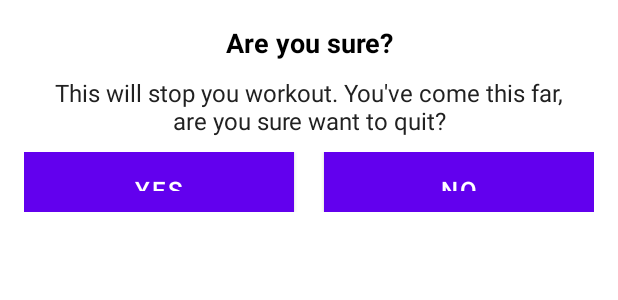
After one commit to nitinporwal/7MinuteWorkout, an Android app: the layout dialog_custom_back_confirmation.xml on its own in the app's theme, with its tools: preview values and no code run, on a phone screen of 412 x 824 dp. The commit adds this screen. Shown: the top 300 px of the screen. Run offline under Robolectric (Android 15) with nearby library versions, the phone set to English and light mode, and no system bars.

Commit message:
set up the custom dialog for the back button

```diff
--- a/app/src/main/java/com/example/a7minuteworkout/ExerciseActivity.kt
+++ b/app/src/main/java/com/example/a7minuteworkout/ExerciseActivity.kt
@@ -1,5 +1,6 @@
 package com.example.a7minuteworkout
 
+import android.app.Dialog
 import android.content.Intent
 import android.media.MediaPlayer
 import androidx.appcompat.app.AppCompatActivity
@@ -11,6 +12,7 @@
 import android.widget.*
 import androidx.recyclerview.widget.LinearLayoutManager
 import kotlinx.android.synthetic.main.activity_exercise.*
+import kotlinx.android.synthetic.main.dialog_custom_back_confirmation.*
 import java.lang.Exception
 import java.util.*
 import kotlin.collections.ArrayList
@@ -43,7 +45,7 @@
 
         supportActionBar?.setDisplayHomeAsUpEnabled(true)
         toolbar_exercise_activity.setNavigationOnClickListener {
-            onBackPressed()
+            customDialogForBackButton()
         }
 
         tts = TextToSpeech(this, this)
@@ -189,4 +191,19 @@
         exerciseAdapter = ExerciseStatusAdapter(exerciseList!!, this)
         rvExerciseStatus.adapter = exerciseAdapter
     }
+
+    private fun customDialogForBackButton() {
+        val customDialog = Dialog(this)
+
+        customDialog.setContentView(R.layout.dialog_custom_back_confirmation)
+        customDialog.tvYes.setOnClickListener {
+            finish()
+            customDialog.dismiss()
+        }
+        customDialog.tvNo.setOnClickListener {
+            customDialog.dismiss()
+        }
+        customDialog.show()
+
+    }
 }
--- /dev/null
+++ b/app/src/main/res/layout/dialog_custom_back_confirmation.xml
@@ -0,0 +1,63 @@
+<?xml version="1.0" encoding="utf-8"?>
+<LinearLayout xmlns:android="http://schemas.android.com/apk/res/android"
+    android:orientation="vertical"
+    android:layout_width="match_parent"
+    android:layout_height="wrap_content"
+    android:gravity="center"
+    android:padding="16dp">
+
+    <TextView
+        android:layout_width="match_parent"
+        android:layout_height="wrap_content"
+        android:gravity="center"
+        android:text="Are you sure?"
+        android:textColor="@color/black"
+        android:textSize="18sp"
+        android:textStyle="bold"/>
+
+    <TextView
+        android:layout_width="match_parent"
+        android:layout_height="wrap_content"
+        android:layout_marginStart="10dp"
+        android:layout_marginTop="10dp"
+        android:layout_marginEnd="10dp"
+        android:gravity="center"
+        android:text="This will stop you workout. You\'ve come this far, are you sure want to quit?"
+        android:textColor="#212121"
+        android:textSize="16sp"
+        />
+
+    <LinearLayout
+        android:layout_width="match_parent"
+        android:layout_height="wrap_content"
+        android:layout_marginTop="10dp"
+        android:orientation="horizontal">
+
+        <Button
+            android:id="@+id/tvYes"
+            android:layout_width="0dp"
+            android:layout_height="40dp"
+            android:layout_marginEnd="10dp"
+            android:layout_weight="1"
+            android:background="@color/colorAccent"
+            android:gravity="center"
+            android:padding="8dp"
+            android:text="YES"
+            android:textColor="#FFFFFF"
+            android:textSize="16sp"/>
+
+        <Button
+            android:id="@+id/tvNo"
+            android:layout_width="0dp"
+            android:layout_height="40dp"
+            android:layout_marginStart="10dp"
+            android:layout_weight="1"
+            android:background="@color/colorAccent"
+            android:gravity="center"
+            android:padding="8dp"
+            android:text="NO"
+            android:textColor="#FFFFFF"
+            android:textSize="16sp"/>
+    </LinearLayout>
+
+</LinearLayout>
```
